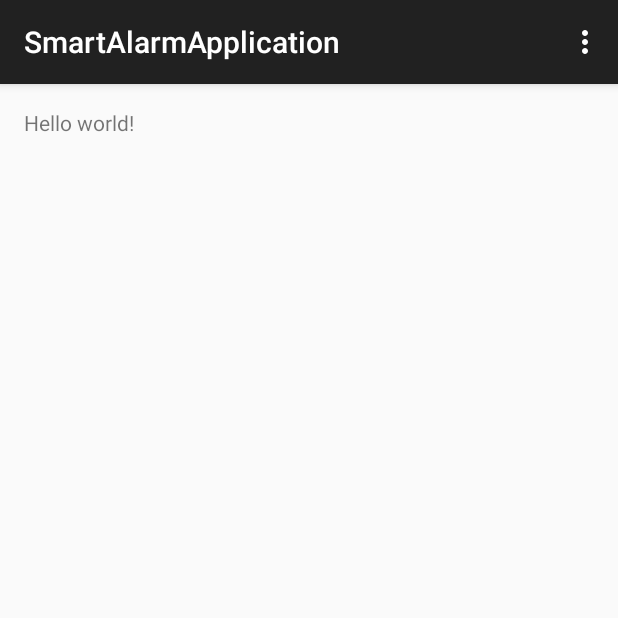
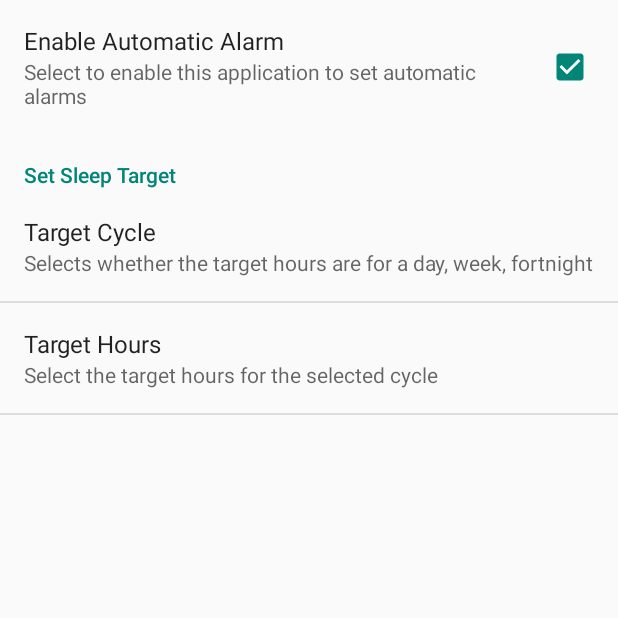
Before and after one commit to krutivan/SmartAlarmApplication, an Android app: the screen it shows after launch (MainActivity before the commit, SettingsActivity after it), in the options menu, after a tap on "Settings", on a phone screen of 412 x 824 dp, the top half of it. Run offline under Robolectric (Android 15) with nearby library versions, the phone set to English and light mode, and no system bars; libraries missing offline, so code that uses them is left out: com.github.mikephil.charting; 17 statements that could not run were skipped.

Commit message:
Added classes and activities to: store user prefereneces, context values and user history, Added main activity and Sleep chart activity

```diff
--- a/app/build.gradle
+++ b/app/build.gradle
@@ -20,6 +20,7 @@ android {
 }
 
 dependencies {
-    compile fileTree(dir: 'libs', include: ['*.jar'])
+    compile fileTree(include: ['*.jar'], dir: 'libs')
     compile 'com.android.support:appcompat-v7:23.0.1'
+    compile files('libs/mpandroidchartlibrary-2-1-6.jar')
 }
--- a/app/src/main/java/com/project/cse535/smartalarmapplication/MainActivity.java
+++ b/app/src/main/java/com/project/cse535/smartalarmapplication/MainActivity.java
@@ -1,16 +1,34 @@
 package com.project.cse535.smartalarmapplication;
 
+import android.content.Intent;
 import android.support.v7.app.AppCompatActivity;
 import android.os.Bundle;
 import android.view.Menu;
 import android.view.MenuItem;
+import android.view.View;
+import android.widget.Toast;
+
+import com.project.cse535.smartalarmapplication.datastorage.ContextPreferenceChangeListener;
+import com.project.cse535.smartalarmapplication.datastorage.ContextPreferenceManager;
+import com.project.cse535.smartalarmapplication.datastorage.UserPreferenceChangeListener;
+import com.project.cse535.smartalarmapplication.datastorage.UserPreferencesManager;
 
 public class MainActivity extends AppCompatActivity {
+    ContextPreferenceManager mContextPref;
+    ContextPreferenceChangeListener mContextPrefChangeListener;
+    UserPreferencesManager mUserPref;
+    UserPreferenceChangeListener mUserPrefChangeListener;
 
     @Override
     protected void onCreate(Bundle savedInstanceState) {
         super.onCreate(savedInstanceState);
         setContentView(R.layout.activity_main);
+        mContextPref = new ContextPreferenceManager(this);
+        mUserPref = new UserPreferencesManager(this);
+        mContextPrefChangeListener = new ContextPreferenceChangeListener();
+        mUserPrefChangeListener = new UserPreferenceChangeListener();
+        mContextPref.registerListener(mContextPrefChangeListener);
+        mUserPref.registerListener(mUserPrefChangeListener);
     }
 
     @Override
@@ -29,9 +47,27 @@ public class MainActivity extends AppCompatActivity {
 
         //noinspection SimplifiableIfStatement
         if (id == R.id.action_settings) {
+            Intent settingsIntent = new Intent(this,SettingsActivity.class);
+            startActivity(settingsIntent);
             return true;
         }
 
         return super.onOptionsItemSelected(item);
     }
+
+    @Override
+    public void onDestroy() {
+        super.onDestroy();
+        mContextPref.unregisterListener(mContextPrefChangeListener);
+        mUserPref.unregisterListener(mUserPrefChangeListener);
+    }
+
+    public void viewSleepPattern(View view){
+        Intent chartIntent = new Intent(this,SleepChartActivity.class);
+        startActivity(chartIntent);
+    }
+    public void forceSleep(View view){
+        mContextPref.setContext(ContextPreferenceManager.SLEEP_CONTEXT_KEY, false);
+        mContextPref.setContext(ContextPreferenceManager.SLEEP_CONTEXT_KEY, true);
+    }
 }
--- /dev/null
+++ b/app/src/main/java/com/project/cse535/smartalarmapplication/SettingsActivity.java
@@ -0,0 +1,33 @@
+package com.project.cse535.smartalarmapplication;
+
+import android.content.SharedPreferences;
+import android.os.Bundle;
+import android.preference.PreferenceActivity;
+import android.preference.PreferenceCategory;
+
+/**
+ * Created by Kruti on 11/15/2015.
+ */
+public class SettingsActivity extends PreferenceActivity{
+    /**
+     * Determines whether to always show the simplified settings UI, where
+     * settings are presented in a single list. When false, settings are shown
+     * as a master/detail two-pane view on tablets. When true, a single pane is
+     * shown on tablets.
+     */
+    private static final boolean ALWAYS_SIMPLE_PREFS = false;
+
+    @Override
+    protected void onCreate(Bundle savedInstanceState) {
+        super.onCreate(savedInstanceState);
+
+        //general
+        PreferenceCategory fakeHeader;
+        addPreferencesFromResource(R.xml.pref_general);
+
+        fakeHeader=new PreferenceCategory(this);
+        fakeHeader.setTitle(R.string.pref_header_sleep_target);
+        getPreferenceScreen().addPreference(fakeHeader);
+        addPreferencesFromResource(R.xml.pref_sleep_target);
+    }
+}
--- /dev/null
+++ b/app/src/main/java/com/project/cse535/smartalarmapplication/SleepChartActivity.java
@@ -0,0 +1,82 @@
+package com.project.cse535.smartalarmapplication;
+
+import android.support.v7.app.AppCompatActivity;
+import android.os.Bundle;
+import android.view.Menu;
+import android.view.MenuItem;
+
+import com.github.mikephil.charting.charts.BarChart;
+import com.github.mikephil.charting.data.BarData;
+import com.github.mikephil.charting.data.BarDataSet;
+import com.github.mikephil.charting.data.BarEntry;
+import com.github.mikephil.charting.utils.ColorTemplate;
+import com.project.cse535.smartalarmapplication.datastorage.SleepCycleManager;
+
+import java.util.ArrayList;
+
+public class SleepChartActivity extends AppCompatActivity {
+
+    BarDataSet dataset;
+    ArrayList<String> labels;
+    SleepCycleManager sleepHistory;
+
+    protected void createDataSet(){
+        ArrayList<BarEntry> entries = new ArrayList<>();
+
+        entries.add(new BarEntry(sleepHistory.getHours(SleepCycleManager.MON), 0));
+        entries.add(new BarEntry(sleepHistory.getHours(SleepCycleManager.TUE), 1));
+        entries.add(new BarEntry(sleepHistory.getHours(SleepCycleManager.WED), 2));
+        entries.add(new BarEntry(sleepHistory.getHours(SleepCycleManager.THU), 3));
+        entries.add(new BarEntry(sleepHistory.getHours(SleepCycleManager.FRI), 4));
+        entries.add(new BarEntry(sleepHistory.getHours(SleepCycleManager.SAT), 5));
+        entries.add(new BarEntry(sleepHistory.getHours(SleepCycleManager.SUN), 6));
+        dataset = new BarDataSet(entries, "Day of week");
+        dataset.setColors(ColorTemplate.LIBERTY_COLORS);
+        labels = new ArrayList<String>();
+
+        labels.add("Mon");
+        labels.add("Tue");
+        labels.add("Wed");
+        labels.add("Thu");
+        labels.add("Fri");
+        labels.add("Sat");
+        labels.add("Sun");
+    }
+    @Override
+    protected void onCreate(Bundle savedInstanceState) {
+        super.onCreate(savedInstanceState);
+        sleepHistory = new SleepCycleManager(this);
+        sleepHistory.initRandomHistory();
+        createDataSet();
+        setContentView(R.layout.activity_sleep_chart);
+        BarChart chart = (BarChart)findViewById(R.id.chart1);
+
+        BarData data = new BarData(labels, dataset);
+        chart.setData(data);
+        chart.setDescription("Hours slept");
+        chart.animateY(2000);
+
+    }
+
+    @Override
+    public boolean onCreateOptionsMenu(Menu menu) {
+        // Inflate the menu; this adds items to the action bar if it is present.
+        getMenuInflater().inflate(R.menu.menu_main, menu);
+        return true;
+    }
+
+    @Override
+    public boolean onOptionsItemSelected(MenuItem item) {
+        // Handle action bar item clicks here. The action bar will
+        // automatically handle clicks on the Home/Up button, so long
+        // as you specify a parent activity in AndroidManifest.xml.
+        int id = item.getItemId();
+
+        //noinspection SimplifiableIfStatement
+        if (id == R.id.action_settings) {
+            return true;
+        }
+
+        return super.onOptionsItemSelected(item);
+    }
+}
--- /dev/null
+++ b/app/src/main/java/com/project/cse535/smartalarmapplication/datastorage/ContextPreferenceChangeListener.java
@@ -0,0 +1,37 @@
+package com.project.cse535.smartalarmapplication.datastorage;
+
+import android.app.Service;
+import android.content.Context;
+import android.content.Intent;
+import android.content.SharedPreferences;
+import android.content.SharedPreferences.OnSharedPreferenceChangeListener;
+import android.database.Cursor;
+import android.net.Uri;
+import android.os.IBinder;
+import android.preference.Preference;
+import android.support.annotation.Nullable;
+import android.support.v4.content.WakefulBroadcastReceiver;
+
+import com.project.cse535.smartalarmapplication.sleep.OnSleepService;
+
+/**
+ * Created by Kruti on 11/15/2015.
+ */
+public class ContextPreferenceChangeListener implements OnSharedPreferenceChangeListener{
+
+    Context mContext;
+
+    public void setmContext(Context context){
+        mContext = context;
+    }
+    @Override
+    public void onSharedPreferenceChanged(SharedPreferences sharedPreferences, String key) {
+        if(key.equals(ContextPreferenceManager.SLEEP_CONTEXT_KEY) && (sharedPreferences.getBoolean(ContextPreferenceManager.SLEEP_CONTEXT_KEY,false))==true){
+
+            Intent startSleepService = new Intent(mContext,OnSleepService.class);
+            mContext.startService(startSleepService);
+        }
+
+    }
+
+}
--- /dev/null
+++ b/app/src/main/java/com/project/cse535/smartalarmapplication/datastorage/ContextPreferenceManager.java
@@ -0,0 +1,62 @@
+package com.project.cse535.smartalarmapplication.datastorage;
+
+import android.content.Context;
+import android.content.Intent;
+import android.content.SharedPreferences;
+import android.widget.Toast;
+
+/**
+ * Created by Kruti on 11/15/2015.
+ */
+public class ContextPreferenceManager {
+    // Shared Preferences
+    SharedPreferences pref;
+
+    // Editor for Shared preferences
+    SharedPreferences.Editor editor;
+
+    // Context
+    Context _context;
+
+    // Shared pref mode
+    int PRIVATE_MODE = 0;
+
+    // Sharedpref file name
+    private static final String PREF_NAME = "ContextPrefs";
+
+    //Keys
+    public static final String ILLUMINATION_CONTEXT_KEY = "illumination";
+    public static final String MOTION_CONTEXT_KEY = "motion";
+    public static final String SLEEP_CONTEXT_KEY = "sleep";
+
+
+    public ContextPreferenceManager(Context _context) {
+        this._context = _context;
+        pref=_context.getSharedPreferences(PREF_NAME, PRIVATE_MODE);
+        editor = pref.edit();
+    }
+
+    public void registerListener(ContextPreferenceChangeListener listener){
+        pref.registerOnSharedPreferenceChangeListener(listener);
+        listener.setmContext(_context);
+
+    }
+
+    public void unregisterListener(ContextPreferenceChangeListener listener){
+        pref.unregisterOnSharedPreferenceChangeListener(listener);
+    }
+
+    public void setContext(String key, Boolean value){
+        editor.putBoolean(key,value);
+        editor.commit();
+    }
+
+    public Boolean getContext(String key){
+        if (key.equals(SLEEP_CONTEXT_KEY))
+            return pref.getBoolean(SLEEP_CONTEXT_KEY,false);
+        else
+            return pref.getBoolean(key,true);
+    }
+
+
+}
--- /dev/null
+++ b/app/src/main/java/com/project/cse535/smartalarmapplication/datastorage/SleepCycleManager.java
@@ -0,0 +1,79 @@
+package com.project.cse535.smartalarmapplication.datastorage;
+
+import android.content.Context;
+import android.content.SharedPreferences;
+
+/**
+ * Created by Kruti on 11/16/2015.
+ */
+public class SleepCycleManager {
+
+    // Shared Preferences
+    SharedPreferences pref;
+
+    // Editor for Shared preferences
+    SharedPreferences.Editor editor;
+
+    // Context
+    Context _context;
+
+    // Shared pref mode
+    int PRIVATE_MODE = 0;
+
+    // Sharedpref file name
+    private static final String PREF_NAME = "SleepHistory";
+
+    //Keys
+
+    public static final String MON = "mon";
+    public static final String TUE = "tue";
+    public static final String WED = "wed";
+    public static final String THU = "thu";
+    public static final String FRI = "fri";
+    public static final String SAT = "sat";
+    public static final String SUN = "sun";
+
+    public static final String BALANCE_HOURS = "balance_hours";
+    public static final String BALANCE_DAYS = "balance_days";
+
+    public SleepCycleManager(Context _context) {
+        this._context = _context;
+        pref=_context.getSharedPreferences(PREF_NAME, PRIVATE_MODE);
+        editor = pref.edit();
+    }
+    public void initRandomHistory(){
+        setHours(MON,8);
+        setHours(TUE,9);
+        setHours(WED,10);
+        setHours(THU,5);
+        setHours(FRI,11);
+        setHours(SAT,7);
+        setHours(SUN,6);
+    }
+
+    public int getHours(String day){
+        return pref.getInt(day,8);
+    }
+    public void setHours(String day, int hours){
+        editor.putInt(day,hours);
+        editor.commit();
+    }
+    public void setBalanceDays(int days){
+        editor.putInt(BALANCE_DAYS,days);
+        editor.commit();
+    }
+
+    public int getBalanceDays(){
+        return pref.getInt(BALANCE_DAYS,1);
+    }
+
+    public void setBalanceHours(int hours){
+        editor.putInt(BALANCE_HOURS,hours);
+        editor.commit();
+    }
+
+    public int getBalanceHours(){
+        return pref.getInt(BALANCE_HOURS,8);
+    }
+
+}
--- /dev/null
+++ b/app/src/main/java/com/project/cse535/smartalarmapplication/datastorage/UserPreferenceChangeListener.java
@@ -0,0 +1,26 @@
+package com.project.cse535.smartalarmapplication.datastorage;
+
+import android.content.Context;
+import android.content.SharedPreferences;
+
+import static android.content.SharedPreferences.*;
+
+/**
+ * Created by Kruti on 11/16/2015.
+ */
+public class UserPreferenceChangeListener implements OnSharedPreferenceChangeListener {
+
+    Context mContext;
+
+    public void setmContext(Context context){
+        mContext = context;
+    }
+
+    @Override
+    public void onSharedPreferenceChanged(SharedPreferences sharedPreferences, String key) {
+        SleepCycleManager sleepHistory = new SleepCycleManager(mContext);
+        UserPreferencesManager userPrefs = new UserPreferencesManager(mContext);
+        sleepHistory.setBalanceHours(userPrefs.getTargetHours());
+        sleepHistory.setBalanceDays(userPrefs.getTargetCycle());
+    }
+}
--- /dev/null
+++ b/app/src/main/java/com/project/cse535/smartalarmapplication/datastorage/UserPreferencesManager.java
@@ -0,0 +1,37 @@
+package com.project.cse535.smartalarmapplication.datastorage;
+
+import android.content.SharedPreferences;
+import android.preference.PreferenceManager;
+import android.content.Context;
+
+/**
+ * Created by Kruti on 11/15/2015.
+ */
+public class UserPreferencesManager {
+    Context mContext;
+    SharedPreferences mUserPreferences;
+
+    public UserPreferencesManager(Context context){
+        mUserPreferences = PreferenceManager.getDefaultSharedPreferences(context);
+        mContext = context;
+    }
+
+    public void registerListener(UserPreferenceChangeListener listener){
+        mUserPreferences.registerOnSharedPreferenceChangeListener(listener);
+        listener.setmContext(mContext);
+    }
+
+    public void unregisterListener(UserPreferenceChangeListener listener){
+        mUserPreferences.unregisterOnSharedPreferenceChangeListener(listener);
+    }
+
+    public boolean getIfEnabled(){
+        return mUserPreferences.getBoolean("enable_automatic_checkbox",true);
+    }
+    public int getTargetHours(){
+        return mUserPreferences.getInt("sleep_target_hours", 50);
+    }
+    public int getTargetCycle(){
+        return mUserPreferences.getInt("sleep_target_cycle",7);
+    }
+}
--- a/app/src/main/res/menu/menu_main.xml
+++ b/app/src/main/res/menu/menu_main.xml
@@ -1,6 +1,7 @@
 <menu xmlns:android="http://schemas.android.com/apk/res/android"
     xmlns:app="http://schemas.android.com/apk/res-auto"
-    xmlns:tools="http://schemas.android.com/tools" tools:context=".MainActivity">
+    xmlns:tools="http://schemas.android.com/tools"
+    tools:context="com.project.cse535.smartalarmapplication.SleepChartActivity">
     <item android:id="@+id/action_settings" android:title="@string/action_settings"
         android:orderInCategory="100" app:showAsAction="never" />
 </menu>
--- a/app/src/main/res/values/strings.xml
+++ b/app/src/main/res/values/strings.xml
@@ -3,4 +3,9 @@
 
     <string name="hello_world">Hello world!</string>
     <string name="action_settings">Settings</string>
+    <string name="title_activity_settings">SettingsActivity</string>
+    <string name="enable_automatic_checkbox">enable_automatic_checkbox</string>
+    <string name="sleep_target_cycle">sleep_target_cycle</string>
+    <string name="sleep_target_hours">sleep_target_hours</string>
+    <string name="title_activity_sleep_chart">SleepChartActivity</string>
 </resources>
--- /dev/null
+++ b/app/src/main/res/values/strings_activity_settings.xml
@@ -0,0 +1,24 @@
+<?xml version="1.0" encoding="utf-8"?>
+<resources>
+    <string name="pref_title_automatic_alarm">Enable Automatic Alarm</string>
+    <string name="pref_description_automatic_alarm">Select to enable this application to set automatic alarms
+    </string>
+
+    <string name="pref_header_sleep_target">Set Sleep Target</string>
+    <string name="pref_title_set_target_cycle">Target Cycle</string>
+    <string name="pref_description_target_days">Selects whether the target hours are for a day, week, fortnight
+    </string>
+    <string-array name="pref_target_cycle_titles">
+        <item>Daily</item>
+        <item>Weekly</item>
+        <item>Fortnight</item>
+    </string-array>
+    <string-array name="pref_target_cycle_values">
+        <item>1</item>
+        <item>7</item>
+        <item>14</item>
+    </string-array>
+    <string name="pref_title_set_target_hours">Target Hours</string>
+    <string name="pref_description_target_hours">Select the target hours for the selected cycle
+    </string>
+</resources>
--- /dev/null
+++ b/app/src/main/res/xml/pref_general.xml
@@ -0,0 +1,8 @@
+<?xml version="1.0" encoding="utf-8"?>
+<PreferenceScreen xmlns:android="http://schemas.android.com/apk/res/android">
+    <CheckBoxPreference
+        android:key="enable_automatic_checkbox"
+        android:title="@string/pref_title_automatic_alarm"
+        android:summary="@string/pref_description_automatic_alarm"
+        android:defaultValue="true" />
+</PreferenceScreen>
--- /dev/null
+++ b/app/src/main/res/xml/pref_sleep_target.xml
@@ -0,0 +1,20 @@
+<?xml version="1.0" encoding="utf-8"?>
+<PreferenceScreen xmlns:android="http://schemas.android.com/apk/res/android">
+    <ListPreference android:key="sleep_target_cycle"
+        android:title="@string/pref_title_set_target_cycle"
+        android:summary="@string/pref_description_target_days"
+        android:entries="@array/pref_target_cycle_titles"
+        android:entryValues="@array/pref_target_cycle_values"
+        android:defaultValue="1">
+    </ListPreference>
+    <EditTextPreference android:key="sleep_target_hours"
+        android:title="@string/pref_title_set_target_hours"
+        android:summary="@string/pref_description_target_hours"
+        android:selectAllOnFocus="true"
+        android:defaultValue="8"
+        android:inputType="numberDecimal"
+        android:singleLine="true"
+        android:maxLines="1">
+
+    </EditTextPreference>
+</PreferenceScreen>
```
Also changed, not shown: app/src/main/AndroidManifest.xml (+15 -0 lines), app/src/main/java/com/project/cse535/smartalarmapplication/sleep/OnSleepService.java (added, +34 -0 lines), app/src/main/res/layout/activity_main.xml (+13 -2 lines), app/src/main/res/layout/activity_sleep_chart.xml (added, +14 -0 lines), 1 other file.
